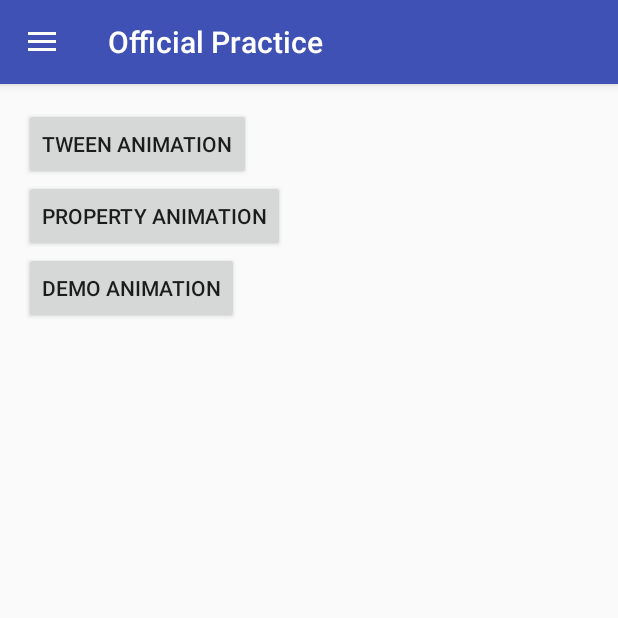
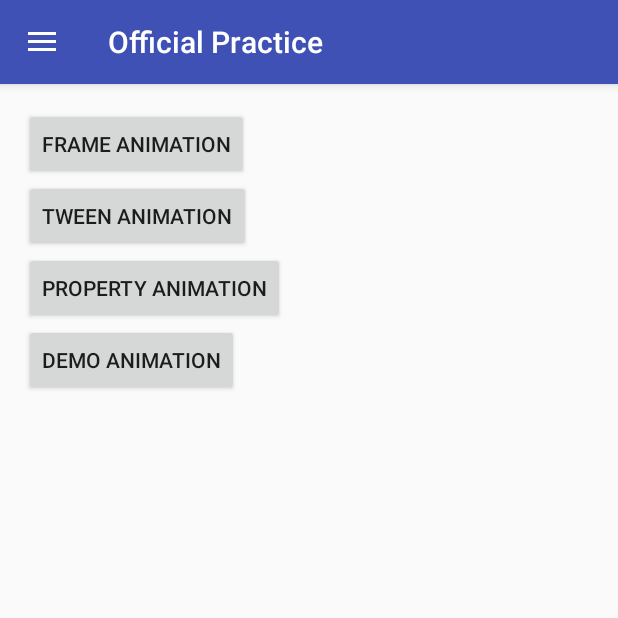
Before and after one commit to xxshhh/android-demo, an Android app: the screen it shows after launch (HomeActivity), in the side drawer, after a tap on "Official Practice", on a phone screen of 412 x 824 dp, the top half of it. Run offline under Robolectric (Android 15) with nearby library versions, the light colour scheme and no system bars; our stand-ins replace ButterKnife; libraries missing offline, so code that uses them is left out: com.mikepenz.iconics, com.mikepenz.pixeden_7_stroke_typeface_library; 5 statements that could not run were skipped.

Commit message:
Update code

```diff
--- a/app/src/main/java/com/xxshhh/android/android_demo/function/practice/PracticeFragment.java
+++ b/app/src/main/java/com/xxshhh/android/android_demo/function/practice/PracticeFragment.java
@@ -9,6 +9,7 @@ import com.xxshhh.android.android_demo.R;
 import com.xxshhh.android.android_demo.base.fragment.BaseFragment;
 import com.xxshhh.android.android_demo.common.activity.CommonContainerActivity;
 import com.xxshhh.android.android_demo.function.practice.animation.demo.AnimationDemoFragment;
+import com.xxshhh.android.android_demo.function.practice.animation.property.AnimationPropertyFragment;
 import com.xxshhh.android.android_demo.function.practice.animation.tween.AnimationTweenFragment;
 
 import butterknife.BindView;
@@ -19,6 +20,8 @@ import butterknife.BindView;
  */
 public class PracticeFragment extends BaseFragment {
 
+    @BindView(R.id.btn_animation_frame)
+    Button mBtnAnimationFrame;
     @BindView(R.id.btn_animation_tween)
     Button mBtnAnimationTween;
     @BindView(R.id.btn_animation_property)
@@ -42,17 +45,23 @@ public class PracticeFragment extends BaseFragment {
     }
 
     private void initAnimation() {
+        mBtnAnimationFrame.setOnClickListener(new View.OnClickListener() {
+            @Override
+            public void onClick(View v) {
+            }
+        });
+
         mBtnAnimationTween.setOnClickListener(new View.OnClickListener() {
             @Override
             public void onClick(View v) {
                 CommonContainerActivity.start(getContext(), AnimationTweenFragment.class);
-
             }
         });
 
         mBtnAnimationProperty.setOnClickListener(new View.OnClickListener() {
             @Override
             public void onClick(View v) {
+                CommonContainerActivity.start(getContext(), AnimationPropertyFragment.class);
             }
         });
 
--- a/app/src/main/res/layout/practice_fragment.xml
+++ b/app/src/main/res/layout/practice_fragment.xml
@@ -7,6 +7,12 @@
               android:paddingLeft="@dimen/activity_horizontal_margin"
               android:paddingRight="@dimen/activity_horizontal_margin"
               android:paddingTop="@dimen/activity_vertical_margin">
+
+    <Button
+        android:id="@+id/btn_animation_frame"
+        android:layout_width="wrap_content"
+        android:layout_height="wrap_content"
+        android:text="@string/practice_animation_frame"/>
 
     <Button
         android:id="@+id/btn_animation_tween"
--- a/app/src/main/res/values/strings.xml
+++ b/app/src/main/res/values/strings.xml
@@ -11,6 +11,7 @@
     <string name="setting">Setting</string>
 
     <string name="practice_animation">Animation</string>
+    <string name="practice_animation_frame">Frame Animation</string>
     <string name="practice_animation_tween">Tween Animation</string>
     <string name="practice_animation_property">Property Animation</string>
     <string name="practice_animation_demo">Demo Animation</string>
```
Also changed, not shown: app/src/main/java/com/xxshhh/android/android_demo/function/practice/animation/frame/AnimationFrameFragment.java (added, +14 -0 lines), 1 other file.
